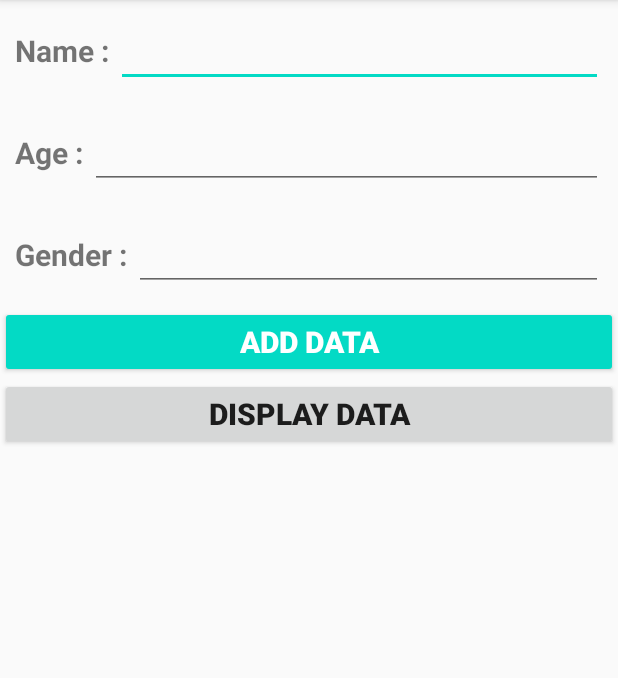
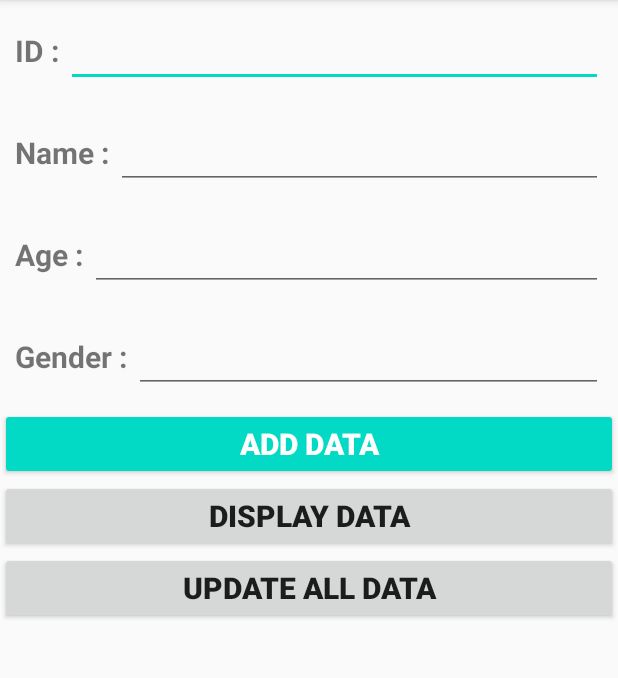
Before and after one commit to sohaibaktar/Android-Connecter, an Android app: the screen it shows after launch (MainActivity), after a tap on "ADD DATA", on a phone screen of 412 x 824 dp, the part 84-762 px from its top. Run offline under Robolectric (Android 15) with nearby library versions, the phone set to English and light mode, and no system bars.

Commit message:
Update version

```diff
--- a/app/src/main/java/com/b/mydatabasehelper/MainActivity.java
+++ b/app/src/main/java/com/b/mydatabasehelper/MainActivity.java
@@ -13,8 +13,8 @@ import android.widget.EditText;
 import android.widget.Toast;
 
 public class MainActivity extends AppCompatActivity implements View.OnClickListener {
-private EditText nameEdittext ,ageEdittext ,genderEdittext;
-private Button addbutton,displaydata;
+private EditText nameEdittext ,ageEdittext ,genderEdittext,idEdittext;
+private Button addbutton,displaydata,updatedata;
 
     MyDatabase myDatabase;
     @Override
@@ -28,18 +28,22 @@ private Button addbutton,displaydata;
         nameEdittext = (EditText) findViewById(R.id.nameid);
         ageEdittext = (EditText) findViewById(R.id.ageid);
         genderEdittext = (EditText) findViewById(R.id.genderid);
+        idEdittext = (EditText) findViewById(R.id.ideditid);
 
         addbutton = (Button) findViewById(R.id.addbuttonid);
         displaydata = (Button) findViewById(R.id.Displaydatabuttonid);
+        updatedata = (Button) findViewById(R.id.Updatedatabuttonid);
 
 
         addbutton.setOnClickListener(this);
         displaydata.setOnClickListener(this);
+        updatedata.setOnClickListener(this);
 
     }
 
     @Override
     public void onClick(View view) {
+        String id = idEdittext.getText().toString();
         String name = nameEdittext.getText().toString();
         String age = ageEdittext.getText().toString();
         String gender = genderEdittext.getText().toString();
@@ -77,6 +81,17 @@ private Button addbutton,displaydata;
             }
             showData("ResultSet",stringBuffer.toString());
         }
+        if(view.getId()== R.id.Updatedatabuttonid){
+
+            boolean isupdate = myDatabase.onupdate(id,name,age,gender);
+            if(isupdate == true){
+                Toast.makeText(getApplicationContext(), "Row is succesfully updated" , Toast.LENGTH_LONG).show();
+
+            }else {
+                Toast.makeText(getApplicationContext(), "unsuccesfull" , Toast.LENGTH_LONG).show();
+
+            }
+        }
 
 
     }
--- a/app/src/main/java/com/b/mydatabasehelper/MyDatabase.java
+++ b/app/src/main/java/com/b/mydatabasehelper/MyDatabase.java
@@ -78,4 +78,15 @@ public class MyDatabase extends SQLiteOpenHelper {
 
         return cursor;
     }
+
+    public boolean onupdate(String id,String name,String age,String gender){
+        SQLiteDatabase sqLiteDatabase =  this.getWritableDatabase();
+        ContentValues contentValues = new ContentValues();
+        contentValues.put(ID,id);
+        contentValues.put(NAME,name);
+        contentValues.put(AGE,age);
+        contentValues.put(GENDER,gender);
+        sqLiteDatabase.update(TABLE_NAME,contentValues,ID+" = ?" , new String[]{id});
+        return true;
+    }
 }
--- a/app/src/main/res/layout/activity_main.xml
+++ b/app/src/main/res/layout/activity_main.xml
@@ -7,6 +7,27 @@
     android:orientation="vertical"
     tools:context=".MainActivity">
 
+    <LinearLayout
+        android:layout_margin="10dp"
+        android:orientation="horizontal"
+        android:layout_width="match_parent"
+        android:layout_height="wrap_content">
+
+        <TextView
+            android:layout_width="wrap_content"
+            android:layout_height="wrap_content"
+            android:textSize="20sp"
+            android:text="ID : "
+            android:textStyle="bold"/>
+        <EditText
+            android:id="@+id/ideditid"
+            android:textStyle="bold"
+            android:textSize="20sp"
+            android:layout_width="match_parent"
+            android:layout_height="wrap_content"/>
+
+
+    </LinearLayout>
    <LinearLayout
        android:layout_margin="10dp"
        android:orientation="horizontal"
@@ -89,7 +110,14 @@
         android:textSize="20sp"
         style="@style/Widget.AppCompat.Button.Small"
         android:textStyle="bold"/>
-
+    <Button
+        android:id="@+id/Updatedatabuttonid"
+        android:layout_width="match_parent"
+        android:layout_height="wrap_content"
+        android:text="Update all Data"
+        android:textSize="20sp"
+        style="@style/Widget.AppCompat.Button.Small"
+        android:textStyle="bold"/>
 
 
 </LinearLayout>
```
